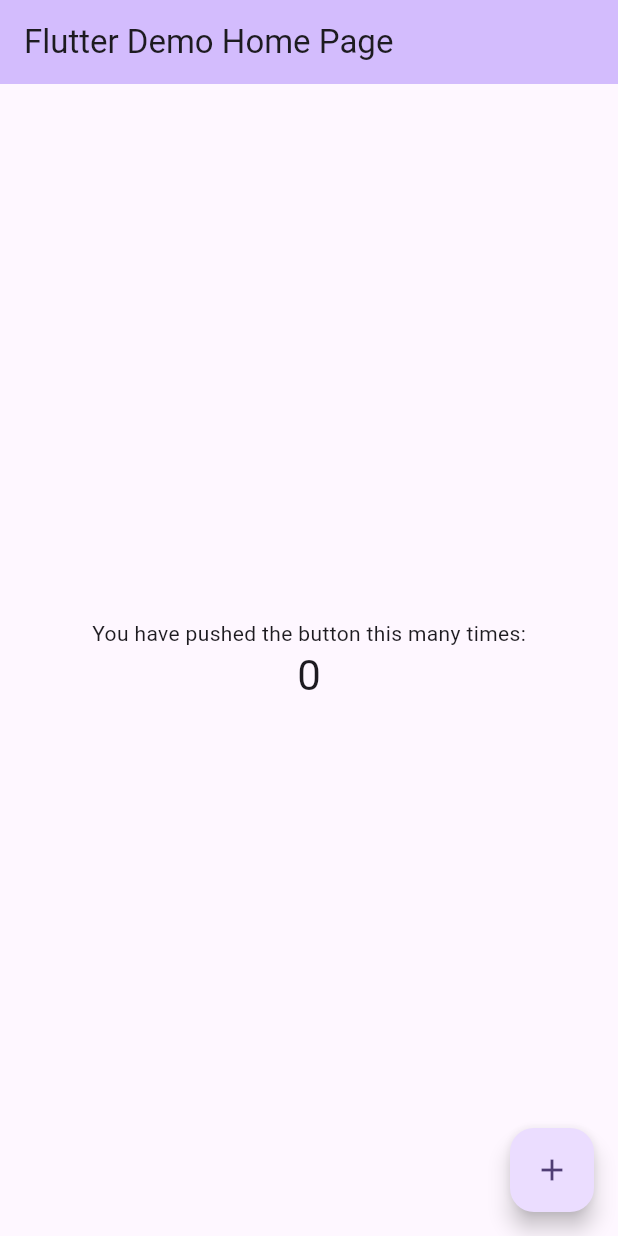
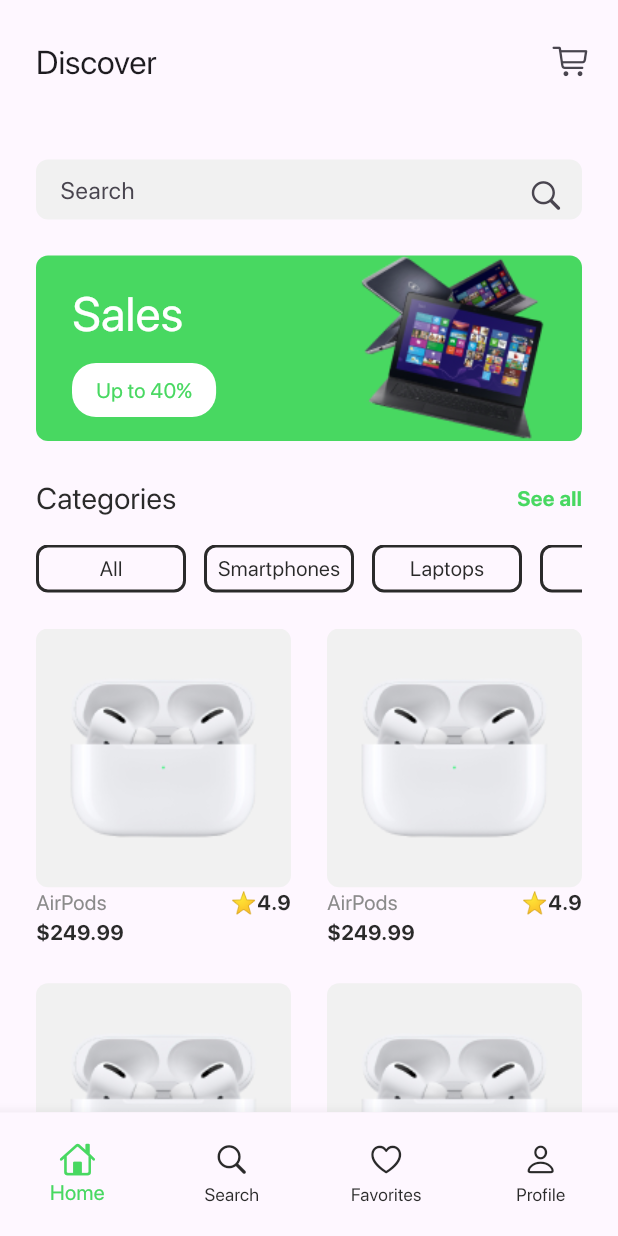
Before and after one commit to TUROSINSKI/e_shop, a Flutter app: the screen it shows after launch, on a phone screen of 412 x 824 dp. Run offline on Flutter 3.47's test engine with Material 3 defaults, Android fonts, the phone set to English and light mode, and no system bars; project files that could hold a hidden picture were left out.

Commit message:
home page

```diff
--- /dev/null
+++ b/lib/core/theme/theme_data.dart
@@ -0,0 +1,15 @@
+import 'package:e_shop/core/utils/colors.dart';
+import 'package:flutter/material.dart';
+
+final ThemeData lightThemeData = ThemeData(
+  fontFamily: 'SFProDisplay',
+  textTheme: const TextTheme(
+    bodySmall: TextStyle(color: TextColors.mainTextColor),
+    bodyMedium: TextStyle(color: TextColors.mainTextColor),
+    bodyLarge: TextStyle(color: TextColors.mainTextColor),
+  ),
+);
+
+final ThemeData darkThemeData = ThemeData(
+  fontFamily: 'SFProDisplay',
+);
--- /dev/null
+++ b/lib/core/utils/colors.dart
@@ -0,0 +1,20 @@
+import 'package:flutter/material.dart';
+
+class AppColors {
+  static const Color mainColor = Color(0xFFFFFFFF);
+  static const Color secondaryColor = Color(0xFFF1F1F1);
+  static const Color accentColor = Color(0xFF48D861);
+}
+
+class AppDarkColors {
+
+}
+
+class TextColors {
+  static const Color mainTextColor = Color(0xFF2A2A2A);
+  static const Color accentTextColor = Color(0xFF8B8B8B);
+}
+
+class TextDarkColors {
+
+}
--- /dev/null
+++ b/lib/core/utils/constants.dart
@@ -0,0 +1,5 @@
+class AppPadding {
+  static const double paddingSmall = 8.0;
+  static const double paddingMedium = 16.0;
+  static const double paddingLarge = 24.0;
+}
--- /dev/null
+++ b/lib/features/home/domain/entities/category.dart
@@ -0,0 +1,6 @@
+class Category {
+  final int id;
+  final String name;
+
+  Category({required this.id, required this.name});
+}
--- /dev/null
+++ b/lib/features/home/presentation/ui/home_page.dart
@@ -0,0 +1,220 @@
+import 'package:e_shop/core/utils/colors.dart';
+import 'package:e_shop/core/utils/constants.dart';
+import 'package:e_shop/features/home/presentation/widgets/categories.dart';
+import 'package:flutter/cupertino.dart';
+import 'package:flutter/material.dart';
+
+class HomePage extends StatefulWidget {
+  const HomePage({super.key});
+
+  @override
+  State<HomePage> createState() => _HomePageState();
+}
+
+class _HomePageState extends State<HomePage> {
+  static const List<BottomNavigationBarItem> _navigationtOptions =
+      <BottomNavigationBarItem>[
+    BottomNavigationBarItem(
+        label: 'Home',
+        icon: Icon(CupertinoIcons.home)),
+    BottomNavigationBarItem(
+        label: 'Search',
+        icon: Icon(CupertinoIcons.search)),
+    BottomNavigationBarItem(
+        label: 'Favorites',
+        icon: Icon(CupertinoIcons.heart)),
+    BottomNavigationBarItem(
+        label: 'Profile',
+        icon: Icon(CupertinoIcons.person)),
+  ];
+
+  @override
+  Widget build(BuildContext context) {
+    return Scaffold(
+      appBar: AppBar(
+        scrolledUnderElevation: 0.0,
+        title: Padding(
+          padding: EdgeInsets.only(left: AppPadding.paddingSmall),
+          child: const Text('Discover'),
+        ),
+        toolbarHeight: MediaQuery.of(context).size.height * 0.1,
+        actions: [
+          Padding(
+            padding: EdgeInsets.only(right: AppPadding.paddingSmall),
+            child: IconButton(onPressed: (){}, icon: Icon(CupertinoIcons.cart)),
+          )
+        ],
+      ),
+      body: Column(
+        children: [
+          Padding(
+            padding: const EdgeInsets.all(AppPadding.paddingLarge),
+            child: Container(
+              padding: const EdgeInsets.only(left: 16.0, top: 8.0),
+              alignment: Alignment.center,
+              height: 40,
+              decoration: BoxDecoration(
+                borderRadius: BorderRadius.circular(8),
+                color: AppColors.secondaryColor,
+              ),
+              child: const TextField(
+                decoration: InputDecoration(
+                  contentPadding: EdgeInsets.symmetric(vertical: 10),
+                  border: InputBorder.none,
+                  hintText: 'Search',
+                  suffixIcon: Icon(CupertinoIcons.search),
+                ),
+              ),
+            ),
+          ),
+          Padding(
+            padding:
+                const EdgeInsets.symmetric(horizontal: AppPadding.paddingLarge),
+            child: Container(
+              height: MediaQuery.of(context).size.height * 0.15,
+              decoration: BoxDecoration(
+                borderRadius: BorderRadius.circular(8),
+                color: AppColors.accentColor,
+              ),
+              child: Row(
+                mainAxisAlignment: MainAxisAlignment.spaceBetween,
+                children: [
+                  Padding(
+                    padding: const EdgeInsets.symmetric(
+                        horizontal: AppPadding.paddingLarge,
+                        vertical: AppPadding.paddingMedium),
+                    child: Column(
+                      crossAxisAlignment: CrossAxisAlignment.start,
+                      mainAxisAlignment: MainAxisAlignment.spaceBetween,
+                      children: [
+                        const Text('Sales',
+                            style: TextStyle(
+                                color: AppColors.mainColor, fontSize: 32)),
+                        Container(
+                          padding: const EdgeInsets.symmetric(
+                              horizontal: AppPadding.paddingMedium,
+                              vertical: AppPadding.paddingSmall),
+                          decoration: BoxDecoration(
+                              color: AppColors.mainColor,
+                              borderRadius: BorderRadius.circular(16)),
+                          child: const Text(
+                            'Up to 40%',
+                            style: TextStyle(color: AppColors.accentColor),
+                          ),
+                        )
+                      ],
+                    ),
+                  ),
+                  Padding(
+                    padding:
+                        const EdgeInsets.only(right: AppPadding.paddingLarge),
+                    child: Container(
+                      child: Image.asset('assets/images/saleTabImage.png'),
+                    ),
+                  )
+                ],
+              ),
+            ),
+          ),
+          Padding(
+            padding: const EdgeInsets.all(AppPadding.paddingLarge),
+            child: Column(
+              children: [
+                const Padding(
+                  padding: EdgeInsets.only(bottom: AppPadding.paddingMedium),
+                  child: Row(
+                    mainAxisAlignment: MainAxisAlignment.spaceBetween,
+                    children: [
+                      Text('Categories', style: TextStyle(fontSize: 20)),
+                      Text(
+                        'See all',
+                        style: TextStyle(
+                            color: AppColors.accentColor,
+                            fontWeight: FontWeight.bold),
+                      )
+                    ],
+                  ),
+                ),
+                SizedBox(
+                  height: 32,
+                  child: ListView.separated(
+                    separatorBuilder: (context, index) =>
+                        const SizedBox(width: 12),
+                    scrollDirection: Axis.horizontal,
+                    itemCount: categories.length,
+                    itemBuilder: (context, index) {
+                      return Container(
+                        width: 100,
+                        // height: 32,
+                        decoration: BoxDecoration(
+                          border: Border.all(
+                              color: TextColors.mainTextColor, width: 2),
+                          borderRadius: BorderRadius.circular(8.0),
+                        ),
+                        child: Center(child: Text(categories[index].name)),
+                      );
+                    },
+                  ),
+                ),
+              ],
+            ),
+          ),
+          Expanded(
+            child: Padding(
+              padding: const EdgeInsets.symmetric(
+                  horizontal: AppPadding.paddingLarge),
+              child: GridView.builder(
+                  shrinkWrap: true,
+                  gridDelegate: SliverGridDelegateWithFixedCrossAxisCount(
+                      crossAxisCount: 2,
+                      mainAxisSpacing: AppPadding.paddingLarge,
+                      crossAxisSpacing: AppPadding.paddingLarge,
+                      childAspectRatio: 0.8),
+                  itemCount: 8,
+                  itemBuilder: (context, index) {
+                    return Column(
+                      children: [
+                        Expanded(
+                          child: Container(
+                            // height: 142,
+                            // width: 160,
+                            decoration: BoxDecoration(
+                                color: AppColors.secondaryColor,
+                                borderRadius: BorderRadius.circular(8)),
+                            child: Image.asset('assets/images/airPods.png'),
+                          ),
+                        ),
+                        Row(
+                          mainAxisAlignment: MainAxisAlignment.spaceBetween,
+                          children: [
+                            Text('AirPods',
+                                style: TextStyle(
+                                    color: TextColors.accentTextColor)),
+                            Text('⭐4.9',
+                                style: TextStyle(fontWeight: FontWeight.bold))
+                          ],
+                        ),
+                        Align(
+                            alignment: Alignment.centerLeft,
+                            child: Text('\$249.99',
+                                style: TextStyle(fontWeight: FontWeight.bold))),
+                      ],
+                    );
+                  }),
+            ),
+          )
+        ],
+      ),
+      bottomNavigationBar: SizedBox(
+        height: MediaQuery.of(context).size.height * 0.1,
+        child: BottomNavigationBar(
+          type: BottomNavigationBarType.fixed,
+          selectedItemColor: AppColors.accentColor,
+          unselectedItemColor: TextColors.mainTextColor,
+          showUnselectedLabels: true,
+          items: _navigationtOptions,
+        ),
+      ),
+    );
+  }
+}
--- /dev/null
+++ b/lib/features/home/presentation/widgets/categories.dart
@@ -0,0 +1,10 @@
+import 'package:e_shop/features/home/domain/entities/category.dart';
+
+List<Category> categories = [
+  Category(id: 1, name: 'All'),
+  Category(id: 2, name: 'Smartphones'),
+  Category(id: 3, name: 'Laptops'),
+  Category(id: 4, name: 'Audio'),
+  Category(id: 5, name: 'Gaming'),
+  Category(id: 6, name: 'TV'),
+];
--- a/lib/main.dart
+++ b/lib/main.dart
@@ -1,3 +1,5 @@
+import 'package:e_shop/core/theme/theme_data.dart';
+import 'package:e_shop/features/home/presentation/ui/home_page.dart';
 import 'package:flutter/material.dart';
 
 void main() {
@@ -7,119 +9,13 @@ void main() {
 class MyApp extends StatelessWidget {
   const MyApp({super.key});
 
-  // This widget is the root of your application.
   @override
   Widget build(BuildContext context) {
     return MaterialApp(
-      title: 'Flutter Demo',
-      theme: ThemeData(
-        // This is the theme of your application.
-        //
-        // TRY THIS: Try running your application with "flutter run". You'll see
-        // the application has a purple toolbar. Then, without quitting the app,
-        // try changing the seedColor in the colorScheme below to Colors.green
-        // and then invoke "hot reload" (save your changes or press the "hot
-        // reload" button in a Flutter-supported IDE, or press "r" if you used
-        // the command line to start the app).
-        //
-        // Notice that the counter didn't reset back to zero; the application
-        // state is not lost during the reload. To reset the state, use hot
-        // restart instead.
-        //
-        // This works for code too, not just values: Most code changes can be
-        // tested with just a hot reload.
-        colorScheme: ColorScheme.fromSeed(seedColor: Colors.deepPurple),
-        useMaterial3: true,
-      ),
-      home: const MyHomePage(title: 'Flutter Demo Home Page'),
+      debugShowCheckedModeBanner: false,
+      title: 'E-Shop',
+      theme: lightThemeData,
+      home: const HomePage(),
     );
   }
 }
-
-class MyHomePage extends StatefulWidget {
-  const MyHomePage({super.key, required this.title});
-
-  // This widget is the home page of your application. It is stateful, meaning
-  // that it has a State object (defined below) that contains fields that affect
-  // how it looks.
-
-  // This class is the configuration for the state. It holds the values (in this
-  // case the title) provided by the parent (in this case the App widget) and
-  // used by the build method of the State. Fields in a Widget subclass are
-  // always marked "final".
-
-  final String title;
-
-  @override
-  State<MyHomePage> createState() => _MyHomePageState();
-}
-
-class _MyHomePageState extends State<MyHomePage> {
-  int _counter = 0;
-
-  void _incrementCounter() {
-    setState(() {
-      // This call to setState tells the Flutter framework that something has
-      // changed in this State, which causes it to rerun the build method below
-      // so that the display can reflect the updated values. If we changed
-      // _counter without calling setState(), then the build method would not be
-      // called again, and so nothing would appear to happen.
-      _counter++;
-    });
-  }
-
-  @override
-  Widget build(BuildContext context) {
-    // This method is rerun every time setState is called, for instance as done
-    // by the _incrementCounter method above.
-    //
-    // The Flutter framework has been optimized to make rerunning build methods
-    // fast, so that you can just rebuild anything that needs updating rather
-    // than having to individually change instances of widgets.
-    return Scaffold(
-      appBar: AppBar(
-        // TRY THIS: Try changing the color here to a specific color (to
-        // Colors.amber, perhaps?) and trigger a hot reload to see the AppBar
-        // change color while the other colors stay the same.
-        backgroundColor: Theme.of(context).colorScheme.inversePrimary,
-        // Here we take the value from the MyHomePage object that was created by
-        // the App.build method, and use it to set our appbar title.
-        title: Text(widget.title),
-      ),
-      body: Center(
-        // Center is a layout widget. It takes a single child and positions it
-        // in the middle of the parent.
-        child: Column(
-          // Column is also a layout widget. It takes a list of children and
-          // arranges them vertically. By default, it sizes itself to fit its
-          // children horizontally, and tries to be as tall as its parent.
-          //
-          // Column has various properties to control how it sizes itself and
-          // how it positions its children. Here we use mainAxisAlignment to
-          // center the children vertically; the main axis here is the vertical
-          // axis because Columns are vertical (the cross axis would be
-          // horizontal).
-          //
-          // TRY THIS: Invoke "debug painting" (choose the "Toggle Debug Paint"
-          // action in the IDE, or press "p" in the console), to see the
-          // wireframe for each widget.
-          mainAxisAlignment: MainAxisAlignment.center,
-          children: <Widget>[
-            const Text(
-              'You have pushed the button this many times:',
-            ),
-            Text(
-              '$_counter',
-              style: Theme.of(context).textTheme.headlineMedium,
-            ),
-          ],
-        ),
-      ),
-      floatingActionButton: FloatingActionButton(
-        onPressed: _incrementCounter,
-        tooltip: 'Increment',
-        child: const Icon(Icons.add),
-      ), // This trailing comma makes auto-formatting nicer for build methods.
-    );
-  }
-}
```
Also changed, not shown: pubspec.yaml (+16 -65 lines), assets/fonts/SFPRODISPLAYBLACKITALIC.OTF (added), assets/fonts/SFPRODISPLAYBOLD.OTF (added), assets/fonts/SFPRODISPLAYHEAVYITALIC.OTF (added), assets/fonts/SFPRODISPLAYLIGHTITALIC.OTF (added), assets/fonts/SFPRODISPLAYMEDIUM.OTF (added), assets/fonts/SFPRODISPLAYREGULAR.OTF (added), assets/fonts/SFPRODISPLAYSEMIBOLDITALIC.OTF (added), assets/fonts/SFPRODISPLAYTHINITALIC.OTF (added), assets/fonts/SFPRODISPLAYULTRALIGHTITALIC.OTF (added), assets/images/airPods.png (added), assets/images/saleTabImage.png (added), lib/core/theme/color_schemes.dart (added).
